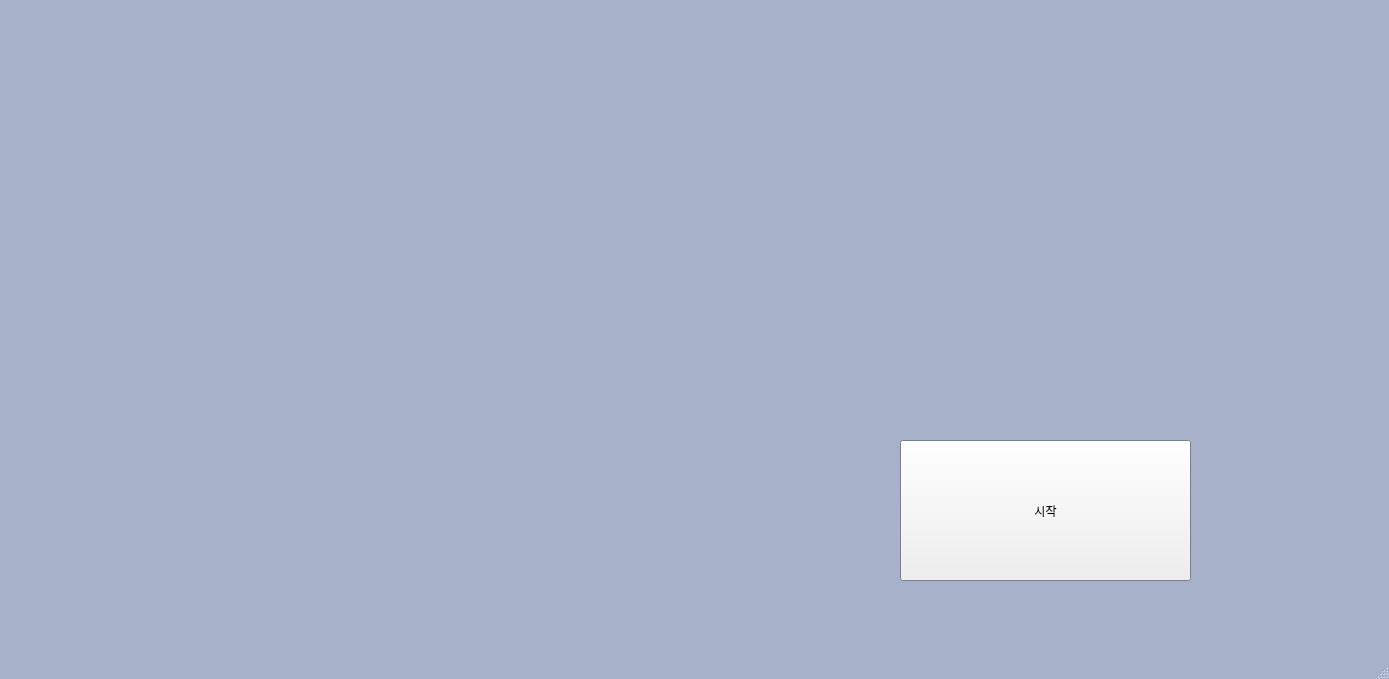
Before: the Qt Designer form start.ui in hyun031916/Where_is_teacher, drawn with Qt 5.
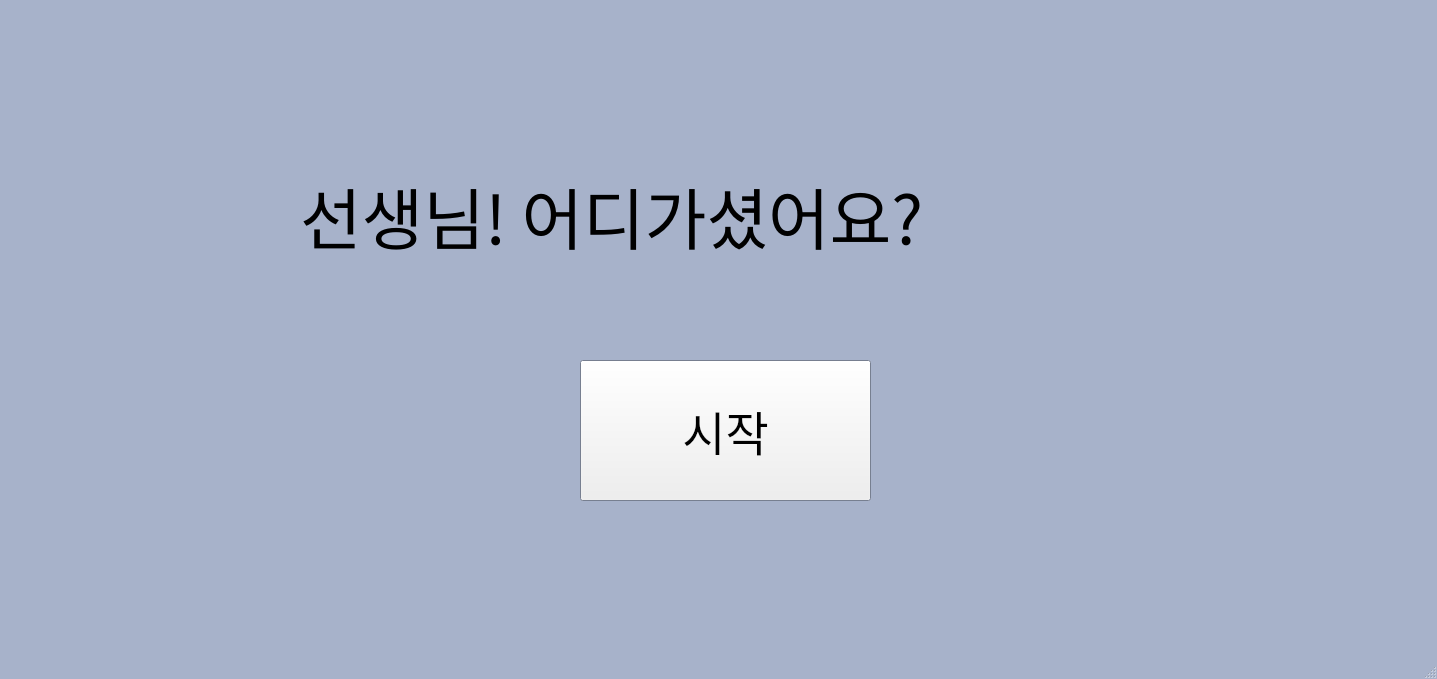
After: the same form once the commit is applied.

```diff
--- a/start.ui
+++ b/start.ui
@@ -6,7 +6,7 @@
    <rect>
     <x>0</x>
     <y>0</y>
-    <width>1389</width>
+    <width>1437</width>
     <height>679</height>
    </rect>
   </property>
@@ -81,16 +81,41 @@
    <widget class="QPushButton" name="startButton">
     <property name="geometry">
      <rect>
-      <x>900</x>
-      <y>440</y>
+      <x>580</x>
+      <y>360</y>
       <width>291</width>
       <height>141</height>
      </rect>
     </property>
+    <property name="font">
+     <font>
+      <family>궁서</family>
+      <pointsize>35</pointsize>
+     </font>
+    </property>
     <property name="text">
      <string>시작</string>
     </property>
    </widget>
+   <widget class="QLabel" name="label">
+    <property name="geometry">
+     <rect>
+      <x>300</x>
+      <y>150</y>
+      <width>871</width>
+      <height>131</height>
+     </rect>
+    </property>
+    <property name="font">
+     <font>
+      <family>궁서</family>
+      <pointsize>50</pointsize>
+     </font>
+    </property>
+    <property name="text">
+     <string>선생님! 어디가셨어요?</string>
+    </property>
+   </widget>
   </widget>
   <widget class="QMenuBar" name="menubar">
    <property name="geometry">
```
Left out of the diff: 4 changed lines with no effect on the pictures.
